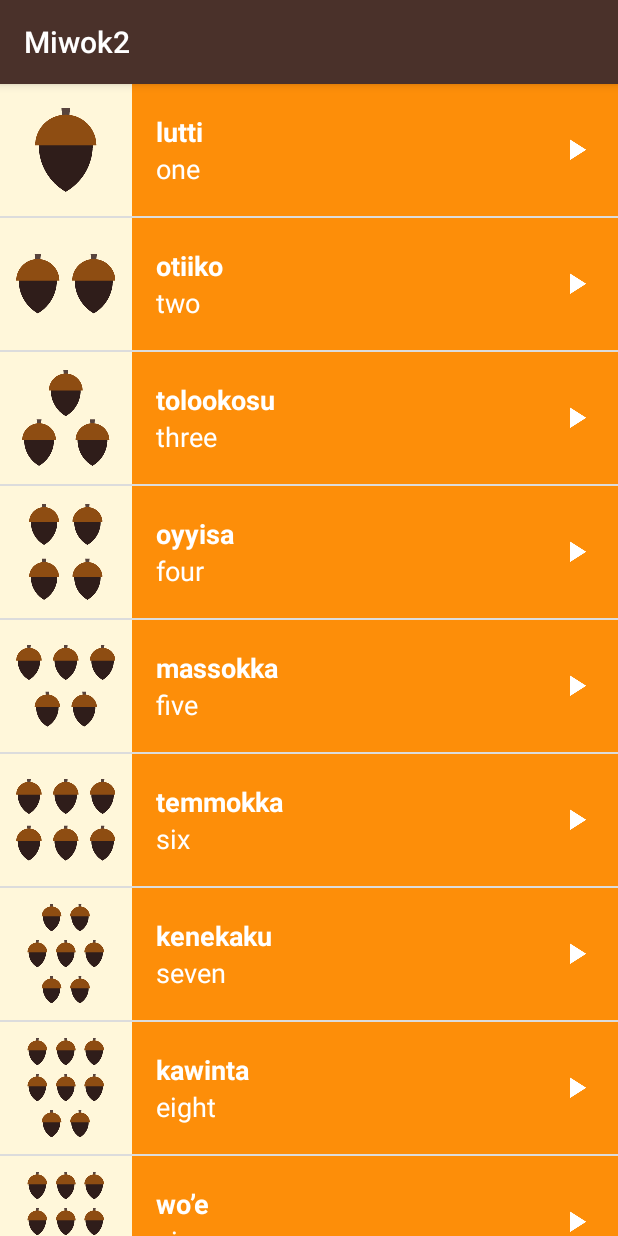
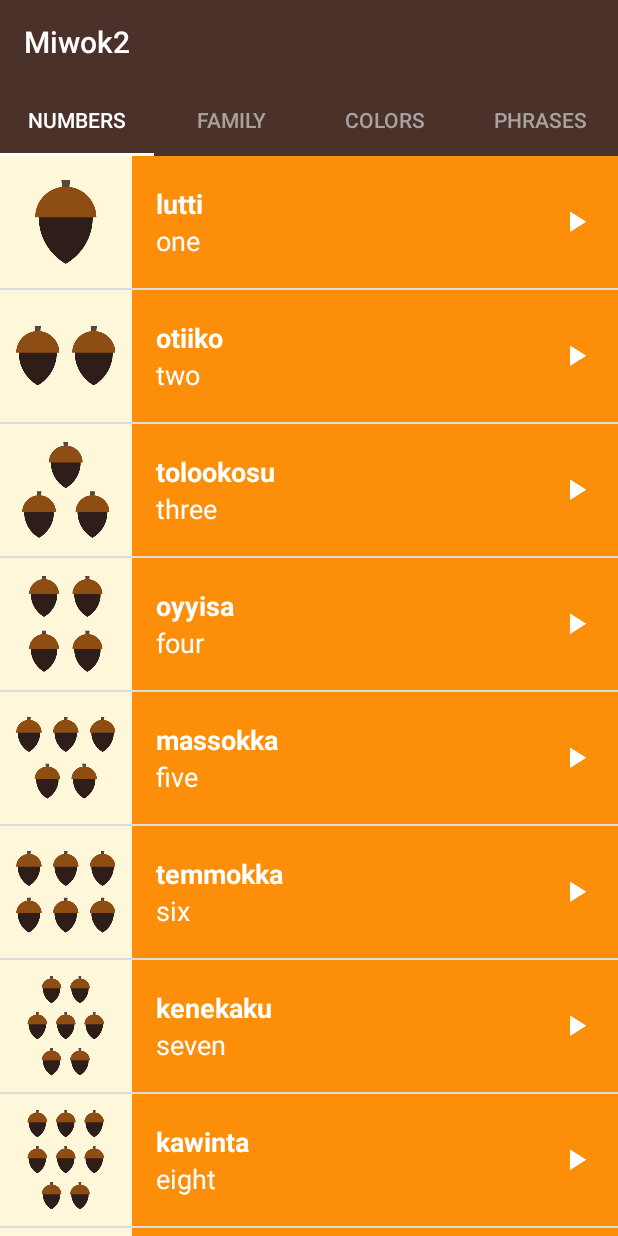
Before and after one commit to rayzrtx/Miwok2, an Android app: the screen it shows after launch (MainActivity), on a phone screen of 412 x 824 dp. Run offline under Robolectric (Android 15) with nearby library versions, the phone set to English and light mode, and no system bars.

Commit message:
Updated MainActivity with TabLayout to allow tabs to be viewed. Made some styling adjustments.

```diff
--- a/app/build.gradle
+++ b/app/build.gradle
@@ -26,4 +26,5 @@ dependencies {
     testImplementation 'junit:junit:4.12'
     androidTestImplementation 'com.android.support.test:runner:1.0.1'
     androidTestImplementation 'com.android.support.test.espresso:espresso-core:3.0.1'
+    compile 'com.android.support:design:26.1.0'
 }
--- a/app/src/main/java/com/example/android/miwok2/CategoryFragmentPagerAdapter.java
+++ b/app/src/main/java/com/example/android/miwok2/CategoryFragmentPagerAdapter.java
@@ -1,5 +1,6 @@
 package com.example.android.miwok2;
 
+import android.content.Context;
 import android.support.v4.app.Fragment;
 import android.support.v4.app.FragmentManager;
 import android.support.v4.app.FragmentPagerAdapter;
@@ -13,14 +14,19 @@ import android.support.v4.app.FragmentPagerAdapter;
  * each list item based on a data source which is a list of {@link Word} objects.
  */
 public class CategoryFragmentPagerAdapter extends FragmentPagerAdapter {
+
+    /** Context of the app */
+    private Context mContext;
+
     /**
      * Create a new {@link CategoryFragmentPagerAdapter} object.
      *
      * @param fm is the fragment manager that will keep each fragment's state in the adapter
      *           across swipes.
      */
-    public CategoryFragmentPagerAdapter(FragmentManager fm) {
+    public CategoryFragmentPagerAdapter(Context context, FragmentManager fm) {
         super(fm);
+        mContext = context;
     }
 
     //Returns the number of fragments(pages) n the app
@@ -44,4 +50,17 @@ public class CategoryFragmentPagerAdapter extends FragmentPagerAdapter {
             return new PhrasesFragment();
         }
     }
+
+    @Override
+    public CharSequence getPageTitle(int position) {
+        if (position == 0){
+            return mContext.getString(R.string.category_numbers);
+        } else if (position == 1){
+            return mContext.getString(R.string.category_family);
+        } else if (position == 2){
+            return mContext.getString(R.string.category_colors);
+        } else if (position == 3){
+            return mContext.getString(R.string.category_phrases);
+        } else return null;
+    }
 }
--- a/app/src/main/java/com/example/android/miwok2/MainActivity.java
+++ b/app/src/main/java/com/example/android/miwok2/MainActivity.java
@@ -1,5 +1,6 @@
 package com.example.android.miwok2;
 
+import android.support.design.widget.TabLayout;
 import android.support.v4.view.ViewPager;
 import android.support.v7.app.AppCompatActivity;
 import android.os.Bundle;
@@ -17,11 +18,13 @@ public class MainActivity extends AppCompatActivity {
         ViewPager viewPager = (ViewPager) findViewById(R.id.viewpager);
 
         // Create an adapter that knows which fragment should be shown on each page
-        CategoryFragmentPagerAdapter adapter = new CategoryFragmentPagerAdapter(getSupportFragmentManager());
+        CategoryFragmentPagerAdapter adapter = new CategoryFragmentPagerAdapter(this, getSupportFragmentManager());
 
         // Set the adapter onto the view pager
         viewPager.setAdapter(adapter);
 
+        TabLayout tabLayout = (TabLayout) findViewById(R.id.sliding_tabs);
+        tabLayout.setupWithViewPager(viewPager);
     }
 
 }
--- a/app/src/main/res/layout/activity_main.xml
+++ b/app/src/main/res/layout/activity_main.xml
@@ -3,8 +3,21 @@
     xmlns:tools="http://schemas.android.com/tools"
     android:layout_width="match_parent"
     android:layout_height="match_parent"
+    xmlns:app="http://schemas.android.com/apk/res-auto"
     android:orientation="vertical"
     tools:context="com.example.android.miwok2.MainActivity">
+
+    <android.support.design.widget.TabLayout
+        style="@style/MiwokAppBarStyle"
+        android:id="@+id/sliding_tabs"
+        android:layout_width="match_parent"
+        android:layout_height="wrap_content"
+        app:tabMode="fixed"
+        android:background="#4a312a"
+        app:tabSelectedTextColor="#fff"
+        app:tabTextColor="#a8a19e"
+        app:tabIndicatorColor="#fff"
+        />
 
     <android.support.v4.view.ViewPager
         android:id="@+id/viewpager"
--- a/app/src/main/res/values/strings.xml
+++ b/app/src/main/res/values/strings.xml
@@ -26,7 +26,7 @@
     <string name="category_numbers">Numbers</string>
 
     <!-- Category name for the vocabulary words for family members [CHAR LIMIT=20] -->
-    <string name="category_family">Family Members</string>
+    <string name="category_family">Family</string>
 
     <!-- TODO: Remove or change this placeholder text -->
     <string name="hello_blank_fragment">Hello blank fragment</string>
--- a/app/src/main/res/values/styles.xml
+++ b/app/src/main/res/values/styles.xml
@@ -18,6 +18,13 @@
     <style name="AppTheme" parent="Theme.AppCompat.Light.DarkActionBar">
         <item name="colorPrimary">@color/primary_color</item>
         <item name="colorPrimaryDark">@color/primary_dark_color</item>
+        <item name="actionBarStyle">@style/MiwokAppBarStyle</item>
+        <item name="android:windowContentOverlay">@null</item>
+    </style>
+
+    <style name="MiwokAppBarStyle" parent="@style/Widget.AppCompat.Light.ActionBar.Solid.Inverse">
+        <!-- Remove the shadow below the app bar -->
+        <item name="elevation">0dp</item>
     </style>
 
     <!-- Style for a category of vocabulary words -->
```
